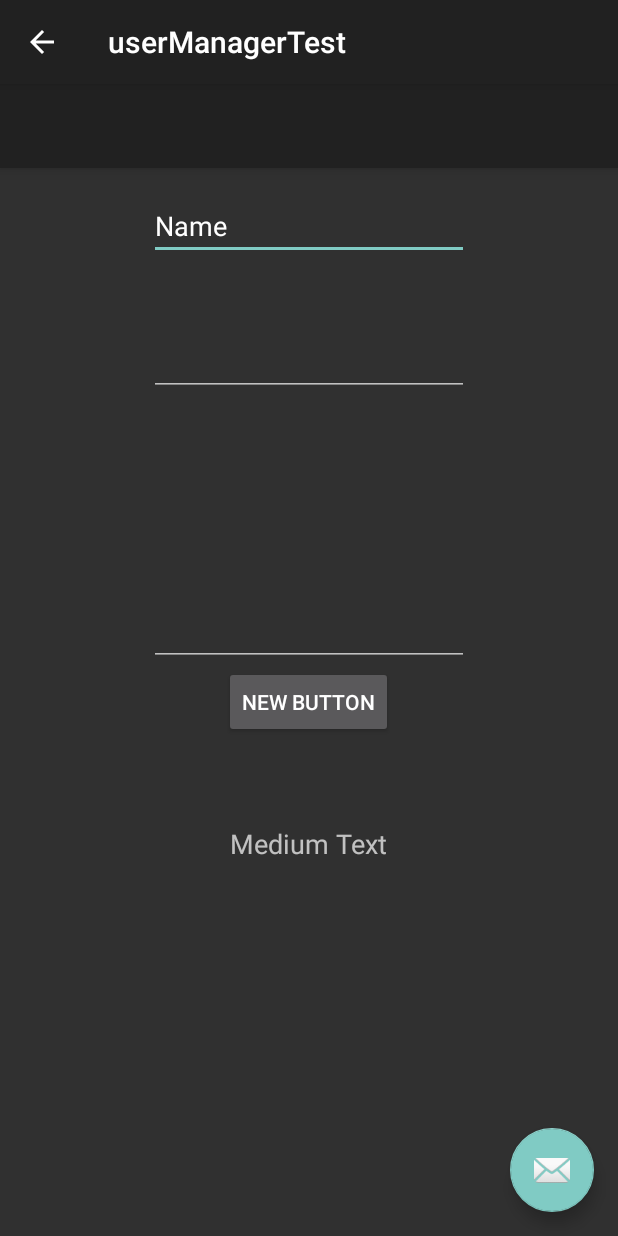
After one commit to Jerryzhao-z/SleepTight, an Android app: the UserManagerTest screen opened directly, with no data from a screen before it, on a phone screen of 412 x 824 dp. The commit adds this screen. Run offline under Robolectric (Android 15) with nearby library versions, the phone set to English and light mode, and no system bars; libraries missing offline, so code that uses them is left out: com.yolanda.nohttp; 2 statements that could not run were skipped.

Commit message:
signup finished, the user is defined as singleton

```diff
--- a/app/build.gradle
+++ b/app/build.gradle
@@ -41,4 +41,5 @@ dependencies {
     compile "com.mikepenz:iconics-core:2.6.0@aar"
     compile 'com.mikepenz:google-material-typeface:2.2.0.1.original@aar'
     compile "com.mikepenz:itemanimators:0.2.4@aar"
+    compile 'com.google.android.gms:play-services-appindexing:8.1.0'
 }
--- a/app/src/main/java/fr/sleeptight/ui/BasicPage.java
+++ b/app/src/main/java/fr/sleeptight/ui/BasicPage.java
@@ -25,6 +25,7 @@ import fr.sleeptight.R;
 import fr.sleeptight.ui.page.Page1;
 import fr.sleeptight.ui.page.Page2;
 import fr.sleeptight.ui.page.SleepPlanActivity;
+import fr.sleeptight.ui.user_branch.UserManagerTest;
 
 public class BasicPage extends AppCompatActivity {
     private Drawer result = null;
@@ -123,6 +124,8 @@ public class BasicPage extends AppCompatActivity {
 								case 2:
 									intent  = new Intent(getApplicationContext(), SleepPlanActivity.class);
 									break;
+                                case 3:
+                                    intent  = new Intent(getApplicationContext(), UserManagerTest.class);
 								default: break;
 							}
 							if (intent != null) {
--- a/app/src/main/java/fr/sleeptight/ui/MainActivity.java
+++ b/app/src/main/java/fr/sleeptight/ui/MainActivity.java
@@ -5,6 +5,8 @@ import android.os.Bundle;
 import android.support.v7.app.AppCompatActivity;
 import android.support.v7.widget.Toolbar;
 
+
+import com.yolanda.nohttp.NoHttp;
 
 import fr.sleeptight.R;
 
@@ -20,6 +22,7 @@ public class MainActivity extends AppCompatActivity {
         Intent newAct = new Intent(getApplicationContext(), HomePage.class);
         startActivity(newAct);
         finish();
+
     }
 
 
--- /dev/null
+++ b/app/src/main/java/fr/sleeptight/ui/user_branch/UserManagerTest.java
@@ -0,0 +1,78 @@
+package fr.sleeptight.ui.user_branch;
+
+import android.app.Activity;
+import android.net.Uri;
+import android.os.Bundle;
+import android.support.design.widget.FloatingActionButton;
+import android.support.design.widget.Snackbar;
+import android.support.v7.app.AppCompatActivity;
+import android.support.v7.widget.Toolbar;
+import android.view.View;
+import android.widget.Button;
+import android.widget.EditText;
+import android.widget.TextView;
+
+import com.google.android.gms.appindexing.Action;
+import com.google.android.gms.appindexing.AppIndex;
+import com.google.android.gms.common.api.GoogleApiClient;
+import com.yolanda.nohttp.NoHttp;
+
+import fr.sleeptight.R;
+import fr.sleeptight.data.traitement.User;
+
+public class UserManagerTest extends AppCompatActivity {
+    EditText usernameText;
+    EditText passwordText;
+    EditText passwordConfirm;
+    TextView reponseText;
+    /**
+     * ATTENTION: This was auto-generated to implement the App Indexing API.
+     * See https://g.co/AppIndexing/AndroidStudio for more information.
+     */
+    private GoogleApiClient client;
+
+
+    @Override
+    protected void onCreate(Bundle savedInstanceState) {
+        super.onCreate(savedInstanceState);
+        setContentView(R.layout.activity_user_manager_test);
+        Toolbar toolbar = (Toolbar) findViewById(R.id.toolbar);
+        setSupportActionBar(toolbar);
+
+        FloatingActionButton fab = (FloatingActionButton) findViewById(R.id.fab);
+        fab.setOnClickListener(new View.OnClickListener() {
+            @Override
+            public void onClick(View view) {
+                Snackbar.make(view, "Replace with your own action", Snackbar.LENGTH_LONG)
+                        .setAction("Action", null).show();
+            }
+        });
+
+
+        usernameText = (EditText) findViewById(R.id.username);
+        passwordText = (EditText) findViewById(R.id.password);
+        passwordConfirm = (EditText) findViewById(R.id.confirm);
+        reponseText = (TextView) findViewById(R.id.response);
+
+        Button button = (Button) findViewById(R.id.button2);
+        button.setOnClickListener(new View.OnClickListener() {
+            @Override
+            public void onClick(View v) {
+
+                String username = usernameText.getText().toString();
+                String password = passwordText.getText().toString();
+                String confirm = passwordConfirm.getText().toString();
+
+                if (password.equals(confirm)) {
+                    User user = new User(username, password);
+                    user.setId();
+                } else
+                    reponseText.setText("passwords aren't equal");
+            }
+        });
+        // ATTENTION: This was auto-generated to implement the App Indexing API.
+        // See https://g.co/AppIndexing/AndroidStudio for more information.
+        client = new GoogleApiClient.Builder(this).addApi(AppIndex.API).build();
+    }
+
+}
--- /dev/null
+++ b/app/src/main/res/layout/activity_user_manager_test.xml
@@ -0,0 +1,34 @@
+<?xml version="1.0" encoding="utf-8"?>
+<android.support.design.widget.CoordinatorLayout xmlns:android="http://schemas.android.com/apk/res/android"
+    xmlns:app="http://schemas.android.com/apk/res-auto"
+    xmlns:tools="http://schemas.android.com/tools"
+    android:layout_width="match_parent"
+    android:layout_height="match_parent"
+    android:fitsSystemWindows="true"
+    tools:context=".ui.user_branch.UserManagerTest">
+
+    <android.support.design.widget.AppBarLayout
+        android:layout_width="match_parent"
+        android:layout_height="wrap_content"
+        android:theme="@style/AppTheme.AppBarOverlay">
+
+        <android.support.v7.widget.Toolbar
+            android:id="@+id/toolbar"
+            android:layout_width="match_parent"
+            android:layout_height="?attr/actionBarSize"
+            android:background="?attr/colorPrimary"
+            app:popupTheme="@style/AppTheme.PopupOverlay" />
+
+    </android.support.design.widget.AppBarLayout>
+
+    <include layout="@layout/content_user_manager_test" />
+
+    <android.support.design.widget.FloatingActionButton
+        android:id="@+id/fab"
+        android:layout_width="wrap_content"
+        android:layout_height="wrap_content"
+        android:layout_gravity="bottom|end"
+        android:layout_margin="@dimen/fab_margin"
+        android:src="@android:drawable/ic_dialog_email" />
+
+</android.support.design.widget.CoordinatorLayout>
--- /dev/null
+++ b/app/src/main/res/layout/content_user_manager_test.xml
@@ -0,0 +1,64 @@
+<?xml version="1.0" encoding="utf-8"?>
+<RelativeLayout xmlns:android="http://schemas.android.com/apk/res/android"
+    xmlns:app="http://schemas.android.com/apk/res-auto"
+    xmlns:tools="http://schemas.android.com/tools"
+    android:layout_width="match_parent"
+    android:layout_height="match_parent"
+    android:paddingBottom="@dimen/activity_vertical_margin"
+    android:paddingLeft="@dimen/activity_horizontal_margin"
+    android:paddingRight="@dimen/activity_horizontal_margin"
+    android:paddingTop="@dimen/activity_vertical_margin"
+    app:layout_behavior="@string/appbar_scrolling_view_behavior"
+    tools:context=".ui.user_branch.UserManagerTest"
+    tools:showIn="@layout/activity_user_manager_test">
+
+    <EditText
+        android:layout_width="wrap_content"
+        android:layout_height="wrap_content"
+        android:inputType="textPersonName"
+        android:text="Name"
+        android:ems="10"
+        android:id="@+id/username"
+        android:layout_alignParentTop="true"
+        android:layout_centerHorizontal="true" />
+
+    <EditText
+        android:layout_width="wrap_content"
+        android:layout_height="wrap_content"
+        android:inputType="textPassword"
+        android:ems="10"
+        android:id="@+id/password"
+        android:layout_marginTop="45dp"
+        android:layout_below="@+id/username"
+        android:layout_alignLeft="@+id/username"
+        android:layout_alignStart="@+id/username" />
+
+    <Button
+        android:layout_width="wrap_content"
+        android:layout_height="wrap_content"
+        android:text="New Button"
+        android:id="@+id/button2"
+        android:layout_centerVertical="true"
+        android:layout_centerHorizontal="true" />
+
+    <EditText
+        android:layout_width="wrap_content"
+        android:layout_height="wrap_content"
+        android:inputType="textPassword"
+        android:ems="10"
+        android:id="@+id/confirm"
+        android:layout_above="@+id/button2"
+        android:layout_alignLeft="@+id/password"
+        android:layout_alignStart="@+id/password" />
+
+    <TextView
+        android:layout_width="wrap_content"
+        android:layout_height="wrap_content"
+        android:textAppearance="?android:attr/textAppearanceMedium"
+        android:text="Medium Text"
+        android:id="@+id/response"
+        android:layout_below="@+id/button2"
+        android:layout_centerHorizontal="true"
+        android:layout_marginTop="58dp" />
+
+</RelativeLayout>
--- a/app/src/main/res/values/strings.xml
+++ b/app/src/main/res/values/strings.xml
@@ -20,5 +20,6 @@
 
 
     <string name="sleep_plan_button">Go to sleep !</string>
+    <string name="title_activity_user_manager_test">userManagerTest</string>
 
 </resources>
```
Also changed, not shown: app/src/main/AndroidManifest.xml (+10 -0 lines), app/src/main/java/fr/sleeptight/data/acces/JsonRequest.java (added, +32 -0 lines), app/src/main/java/fr/sleeptight/data/acces/SignupFormat.java (added, +15 -0 lines), app/src/main/java/fr/sleeptight/data/acces/SignupResponseFormat.java (added, +15 -0 lines), app/src/main/java/fr/sleeptight/data/traitement/User.java (+162 -1 lines), app/src/main/java/fr/sleeptight/ui/application.java (added, +18 -0 lines), 2 other files.
